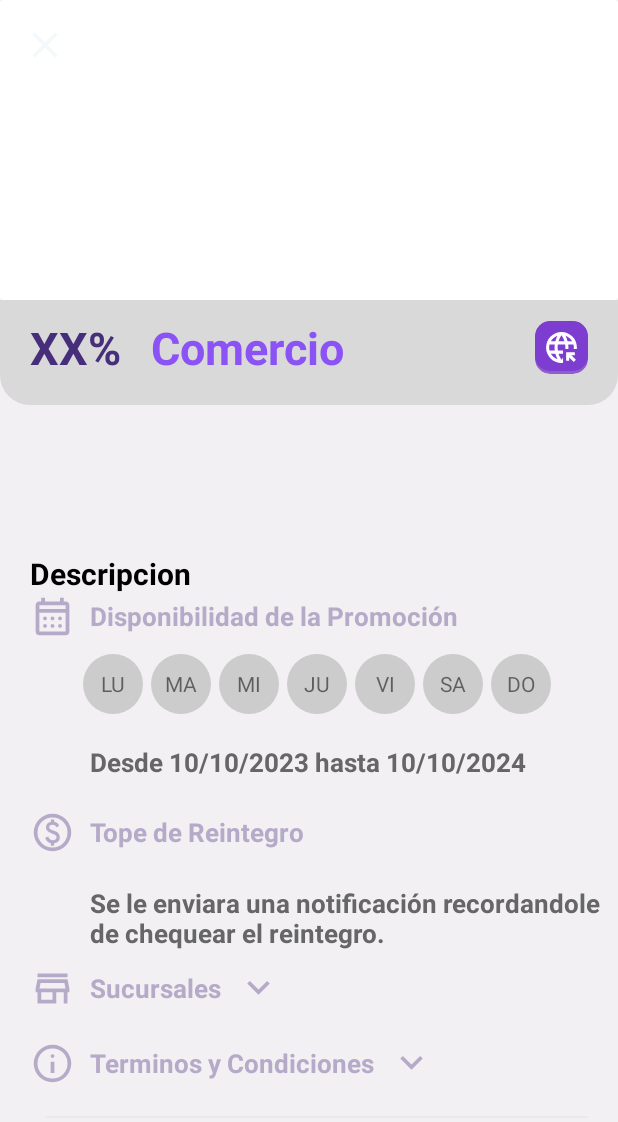
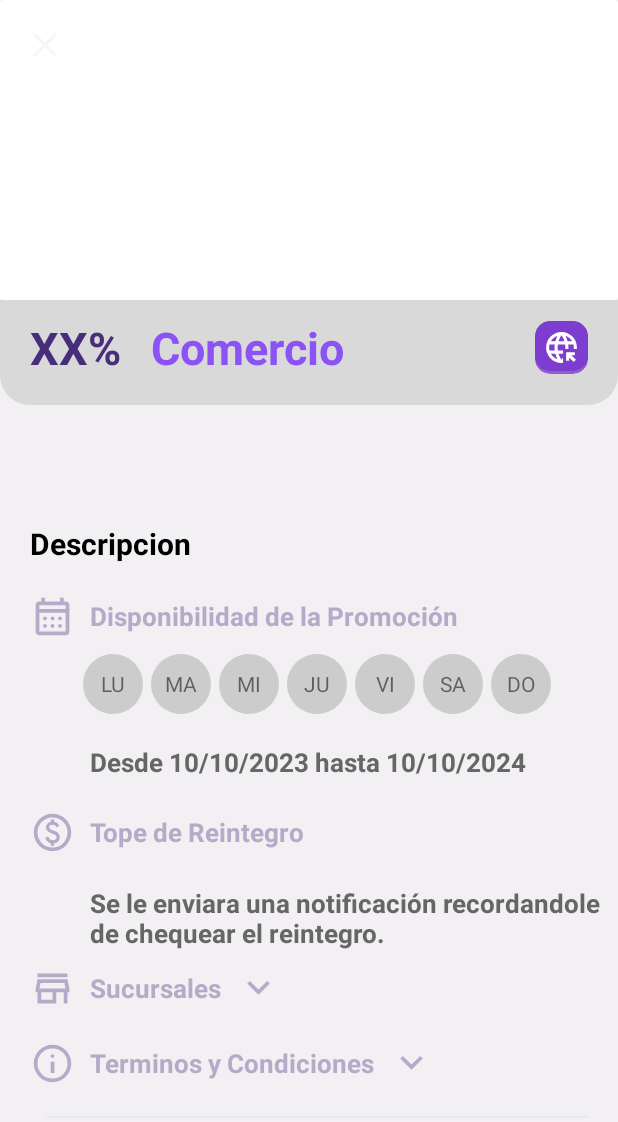
Before and after one commit to FranciscoAnnoni/offerHub, an Android app built with Jetpack Compose: the layout fragment_promo_detail_partners.xml on its own in the app's theme, with its tools: preview values and no code run, on a phone screen of 412 x 824 dp. Shown: the top 1122 px of the screen. Run offline under Robolectric (Android 15) with nearby library versions, the light colour scheme and no system bars.

Commit message:
Fix en UVM de Admin + Fix de Estilos en Promo Detail y Quejas Admin

```diff
--- a/Frontend/app/src/main/java/com/example/offerhub/viewmodel/AdminProfileViewModel.kt
+++ b/Frontend/app/src/main/java/com/example/offerhub/viewmodel/AdminProfileViewModel.kt
@@ -34,7 +34,7 @@ class AdminProfileViewModel @Inject constructor(
     }
 
     fun logout(){
-        // UserViewModelCache().vaciarCache()
+        UserViewModelCache().vaciarCache()
         auth.signOut()
 
     }
--- a/Frontend/app/src/main/res/layout/fragment_promo_detail.xml
+++ b/Frontend/app/src/main/res/layout/fragment_promo_detail.xml
@@ -148,14 +148,13 @@
                  />
             <TextView
                 android:id="@+id/promoDesc"
-                android:layout_width="wrap_content"
+                android:layout_width="match_parent"
                 android:layout_height="wrap_content"
                 android:text="Descripcion"
                 android:textColor="@color/g_gray700"
                 android:textSize="15sp"
                 android:visibility="gone"
                 android:textStyle="bold"
-                android:layout_marginBottom="20dp"
                 app:layout_constraintTop_toBottomOf="@id/promoTitulo"
                 app:layout_constraintEnd_toEndOf="parent"
                 app:layout_constraintStart_toStartOf="parent"
@@ -164,6 +163,7 @@
                 android:id="@+id/containerDisponibilidad"
                 android:layout_width="match_parent"
                 android:layout_height="wrap_content"
+                android:layout_marginTop="20dp"
                 android:layout_marginBottom="35dp"
                 app:layout_constraintTop_toBottomOf="@+id/promoDesc"
                 app:layout_constraintStart_toStartOf="parent"
--- a/Frontend/app/src/main/res/layout/fragment_promo_detail_admin.xml
+++ b/Frontend/app/src/main/res/layout/fragment_promo_detail_admin.xml
@@ -150,14 +150,13 @@
                  />
             <TextView
                 android:id="@+id/promoDesc"
-                android:layout_width="wrap_content"
+                android:layout_width="match_parent"
                 android:layout_height="wrap_content"
                 android:text="Descripcion"
                 android:textColor="@color/g_gray700"
                 android:textSize="15sp"
                 android:visibility="gone"
                 android:textStyle="bold"
-                android:layout_marginBottom="20dp"
                 app:layout_constraintTop_toBottomOf="@id/promoTitulo"
                 app:layout_constraintEnd_toEndOf="parent"
                 app:layout_constraintStart_toStartOf="parent"
@@ -167,6 +166,7 @@
                 android:layout_width="match_parent"
                 android:layout_height="wrap_content"
                 android:layout_marginBottom="35dp"
+                android:layout_marginTop="20dp"
                 app:layout_constraintTop_toBottomOf="@+id/promoDesc"
                 app:layout_constraintStart_toStartOf="parent"
                 app:layout_constraintEnd_toEndOf="parent"
--- a/Frontend/app/src/main/res/layout/fragment_promo_detail_partners.xml
+++ b/Frontend/app/src/main/res/layout/fragment_promo_detail_partners.xml
@@ -120,7 +120,6 @@
                 android:layout_height="wrap_content"
                 android:paddingLeft="20dp"
                 android:paddingRight="10dp"
-                android:layout_marginTop="20dp"
                 app:layout_constraintStart_toStartOf="parent"
                 app:layout_constraintEnd_toEndOf="parent"
                 app:layout_constraintBottom_toBottomOf="parent"
@@ -141,14 +140,13 @@
                     />
                 <TextView
                     android:id="@+id/promoDesc"
-                    android:layout_width="wrap_content"
+                    android:layout_width="match_parent"
                     android:layout_height="wrap_content"
                     android:text="Descripcion"
                     android:textColor="@color/g_gray700"
                     android:textSize="15sp"
                     android:visibility="gone"
                     android:textStyle="bold"
-                    android:layout_marginBottom="20dp"
                     app:layout_constraintTop_toBottomOf="@id/promoTitulo"
                     app:layout_constraintEnd_toEndOf="parent"
                     app:layout_constraintStart_toStartOf="parent"
@@ -158,6 +156,7 @@
                     android:layout_width="match_parent"
                     android:layout_height="wrap_content"
                     android:layout_marginBottom="35dp"
+                    android:layout_marginTop="20dp"
                     app:layout_constraintTop_toBottomOf="@+id/promoDesc"
                     app:layout_constraintStart_toStartOf="parent"
                     app:layout_constraintEnd_toEndOf="parent"
```
Also changed, not shown: Frontend/app/src/main/res/layout/item_queja.xml (+5 -3 lines).
